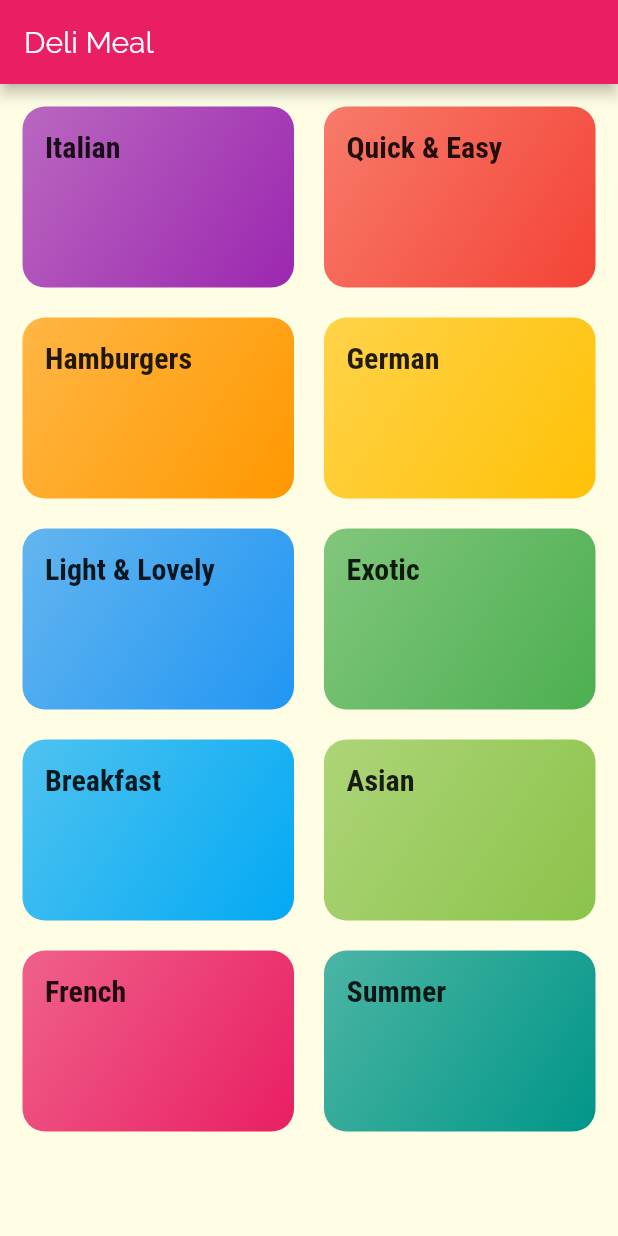
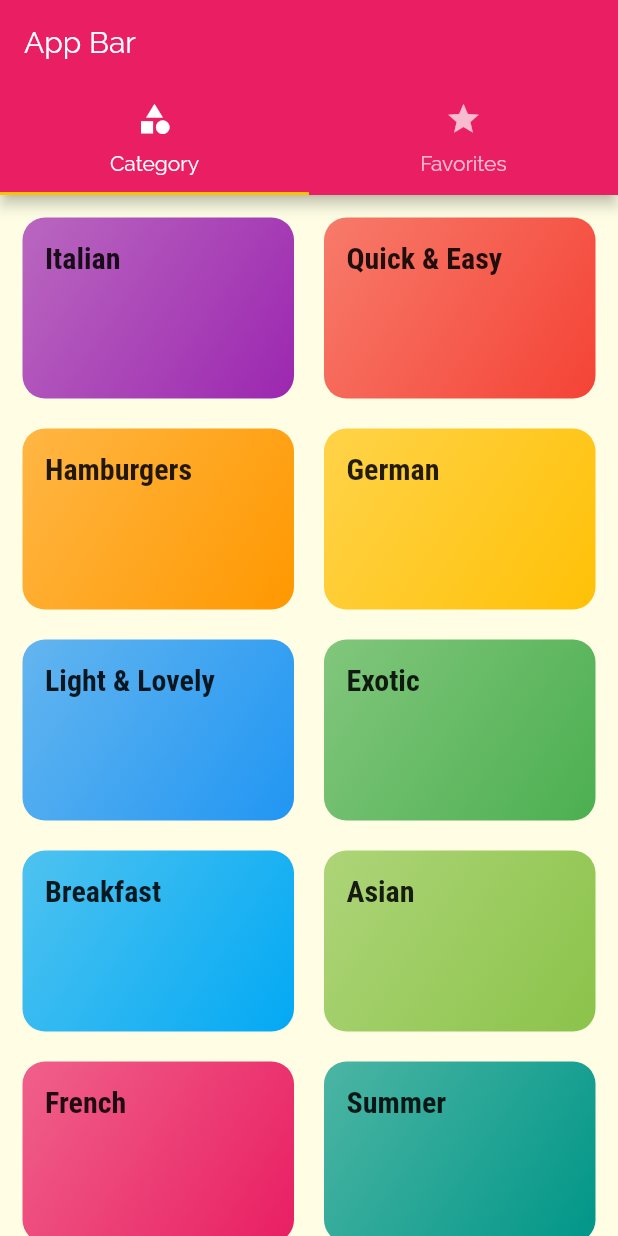
Before and after one commit to bh0mbalziyad/scaling-broccoli, a Flutter app: the screen it shows after launch, on a phone screen of 412 x 824 dp. Run offline on Flutter 3.47's test engine with Material 2 defaults, Android fonts, the phone set to English and light mode, and no system bars.

Commit message:
Add top navigation bar

```diff
--- a/lib/main.dart
+++ b/lib/main.dart
@@ -2,6 +2,8 @@ import 'package:flutter/material.dart';
 
 import './screens/category_meals_screen.dart';
 import './screens/categories_screen.dart';
+import './screens/tabs_screen.dart';
+import './screens/meal_detail_screen.dart';
 
 void main() => runApp(MyApp());
 
@@ -31,8 +33,16 @@ class MyApp extends StatelessWidget {
       // home: CategoriesScreen(),
       initialRoute: '/', // default value
       routes: {
-        '/': (context) => CategoriesScreen(),
+        '/': (context) => TabsScreen(),
         CategoryMealsScreen.routeName: (context) => CategoryMealsScreen(),
+        MealDetailScreen.routeName: (context) => MealDetailScreen(),
+      },
+      // onGenerateRoute: (settings) {
+      //   return MaterialPageRoute(builder: (contenxt) => CategoriesScreen());
+      // },
+      onUnknownRoute: (settings) {
+        // similar to Err : 404
+        return MaterialPageRoute(builder: (context) => CategoriesScreen());
       },
     );
   }
--- a/lib/screens/categories_screen.dart
+++ b/lib/screens/categories_screen.dart
@@ -7,13 +7,7 @@ class CategoriesScreen extends StatelessWidget {
   static const routeName = '/';
   @override
   Widget build(BuildContext context) {
-    return Scaffold(
-      appBar: AppBar(
-        title: const Text(
-          'Deli Meal',
-        ),
-      ),
-      body: GridView(
+    return GridView(
       padding: const EdgeInsets.all(15),
       children: DUMMY_CATEGORIES
           .map((catData) => CategoryItem(
@@ -28,7 +22,6 @@ class CategoriesScreen extends StatelessWidget {
         crossAxisSpacing: 20,
         mainAxisSpacing: 20,
       ),
-      ),
     );
   }
 }
--- /dev/null
+++ b/lib/screens/favorites_screen.dart
@@ -0,0 +1,8 @@
+import 'package:flutter/material.dart';
+
+class FavoritesScreen extends StatelessWidget {
+  @override
+  Widget build(BuildContext context) {
+    return Center(child: Text('Favorites Screen'));
+  }
+}
--- /dev/null
+++ b/lib/screens/tabs_screen.dart
@@ -0,0 +1,37 @@
+import 'package:flutter/material.dart';
+
+import './favorites_screen.dart';
+import './categories_screen.dart';
+
+class TabsScreen extends StatefulWidget {
+  @override
+  _TabsScreenState createState() => _TabsScreenState();
+}
+
+class _TabsScreenState extends State<TabsScreen> {
+  @override
+  Widget build(BuildContext context) {
+    return DefaultTabController(
+      length: 2,
+      child: Scaffold(
+        appBar: AppBar(
+          title: Text('App Bar'),
+          bottom: TabBar(tabs: [
+            Tab(
+              icon: Icon(Icons.category),
+              text: 'Category',
+            ),
+            Tab(
+              icon: Icon(Icons.star),
+              text: 'Favorites',
+            )
+          ]),
+        ),
+        body: TabBarView(children: [
+          CategoriesScreen(),
+          FavoritesScreen(),
+        ]),
+      ),
+    );
+  }
+}
```
Also changed, not shown: lib/screens/category_meals_screen.dart (+10 -1 lines), lib/screens/meal_detail_screen.dart (added, +104 -0 lines), lib/widgets/meal_item.dart (added, +140 -0 lines). Lines whose indentation alone changed are shown as unchanged.
